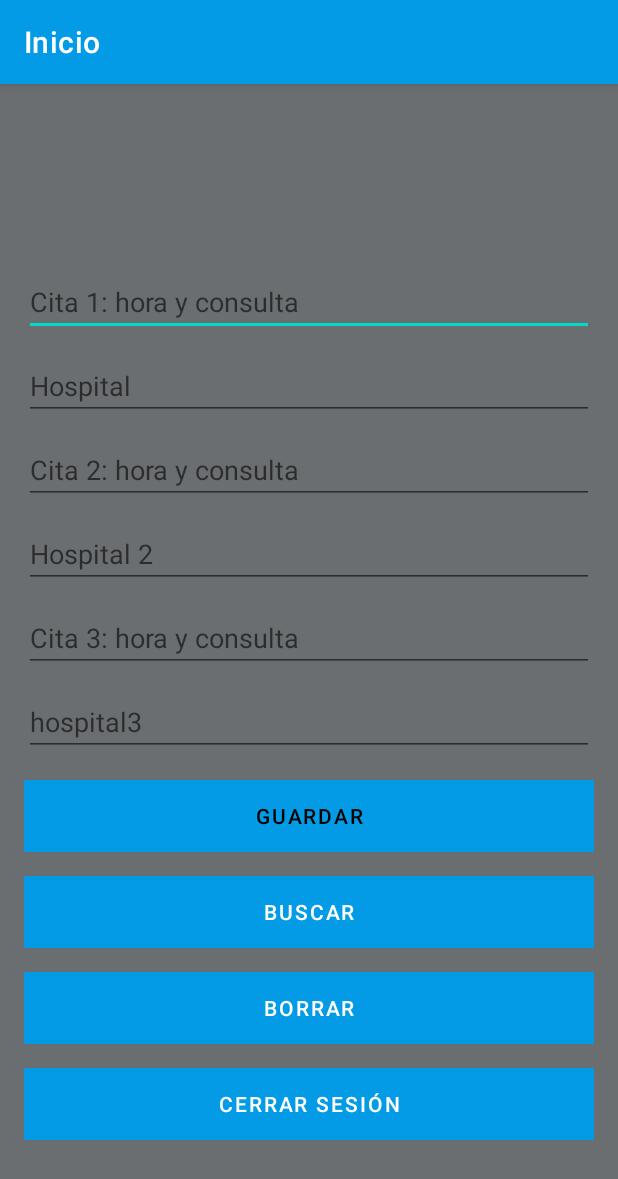
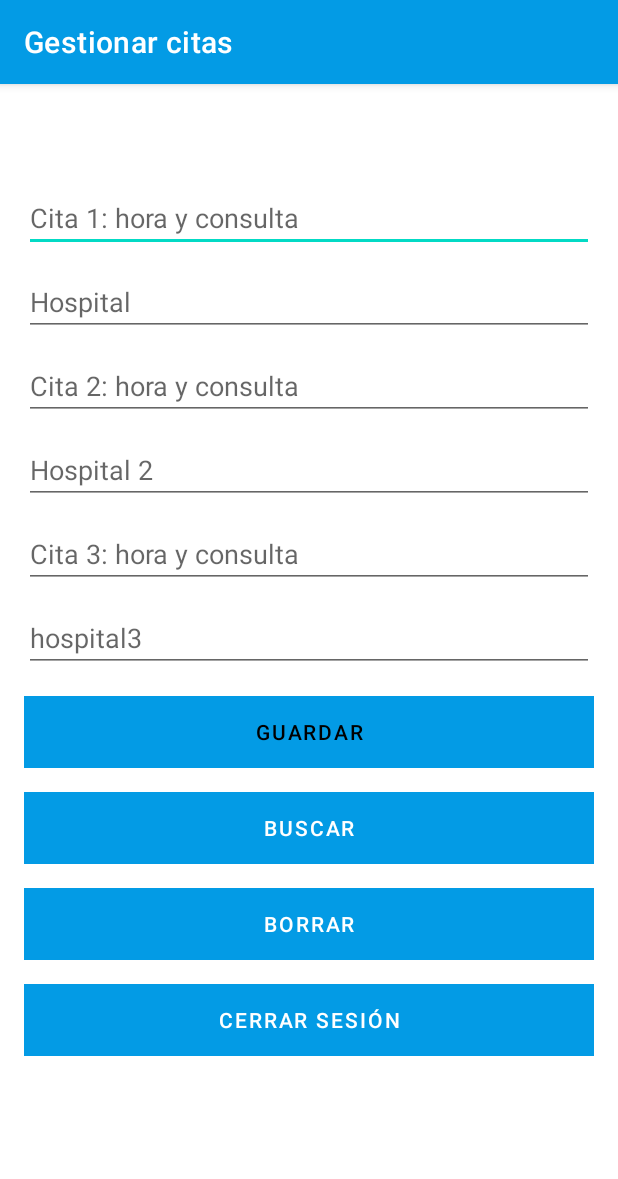
Before and after one commit to pasoxreferencia/login_firebase, an Android app: the HomeActivity screen opened directly, with no data from a screen before it, after a tap on "BUSCAR", on a phone screen of 412 x 824 dp. Shown: the top 1179 px of the screen. Run offline under Robolectric (Android 15) with nearby library versions, the phone set to English and light mode, and no system bars; our stand-ins replace Firebase (no records; nobody signed in at launch, a user with empty details on screens opened directly).

Commit message:
octavo commit

```diff
--- a/app/src/main/AndroidManifest.xml
+++ b/app/src/main/AndroidManifest.xml
@@ -9,8 +9,10 @@
         android:roundIcon="@mipmap/ic_launcher_round"
         android:supportsRtl="true"
         android:theme="@style/Theme.Login_Firebase">
-        <activity android:name="com.example.login_firebase.HomeActivity"></activity>
-        <activity android:name="com.example.login_firebase.AuthActivity">
+        <activity android:name=".MainActivity"></activity>
+        <activity android:name=".recyclerActivity" />
+        <activity android:name=".HomeActivity" />
+        <activity android:name=".AuthActivity">
             <intent-filter>
                 <action android:name="android.intent.action.MAIN" />
 
--- a/app/src/main/java/com/example/login_firebase/AuthActivity.kt
+++ b/app/src/main/java/com/example/login_firebase/AuthActivity.kt
@@ -20,7 +20,7 @@ class AuthActivity : AppCompatActivity() {
     }
 
     private fun setup() {
-        title = "Autenticación"
+        title = "SIGNUP OR LOGIN "
         binding.signUpButton.setOnClickListener {
             if (binding.emailEditText.text.isNotEmpty() && binding.passwordEditText.text.isNotEmpty()) {
 
--- a/app/src/main/java/com/example/login_firebase/HomeActivity.kt
+++ b/app/src/main/java/com/example/login_firebase/HomeActivity.kt
@@ -31,9 +31,9 @@ class HomeActivity : AppCompatActivity() {
 
     private fun setup(email: String, provider: String) {
 
-        title = "Inicio"
+        title = "Gestionar citas "
         binding.emailTextView.text = email
-        binding.providerTextView.text = provider
+        //binding.providerTextView.text = provider SE PUEDE QUITAR??
 
         binding.logOutButton.setOnClickListener {
             FirebaseAuth.getInstance().signOut()
@@ -42,22 +42,32 @@ class HomeActivity : AppCompatActivity() {
 
 
         binding.saveButton.setOnClickListener {
-            db.collection("users").document(email).set(hashMapOf("provider" to provider,
+            db.collection("users").document(email).set(
+                hashMapOf(
+                    "provider" to provider,
                     "cita" to binding.adressTextView.text.toString(),
-                    "hospital" to binding.phoneTextView.text.toString()))
+                    "hospital" to binding.phoneTextView.text.toString(),
+                    "cita2" to binding.date2TextView.text.toString(),
+                    "hospital2" to binding.hospital2TextView.text.toString(),
+                    "cita3" to binding.date3TextView.text.toString(),
+                    "hospital3" to binding.hospital3TextView.text.toString()
+                )
+            )
 
         }
         binding.getButton.setOnClickListener {
             db.collection("users").document(email).get().addOnSuccessListener {
-                binding.adressTextView.setText(it.get("adress") as String?)
-                binding.phoneTextView.setText(it.get("phone") as String?)
+                binding.adressTextView.setText(it.get("cita") as String?)
+                binding.phoneTextView.setText(it.get("hospital") as String?)
+                binding.date2TextView.setText(it.get("cita2") as String?)
+                binding.hospital2TextView.setText(it.get("hospital2") as String?)
+                binding.date3TextView.setText(it.get("cita3") as String?)
+                binding.hospital3TextView.setText(it.get("hospital3") as String?)
             }
 
         }
         binding.deleteButton.setOnClickListener {
             db.collection("users").document(email).delete()
-
         }
-
     }
 }
--- a/app/src/main/res/layout/activity_home.xml
+++ b/app/src/main/res/layout/activity_home.xml
@@ -1,11 +1,10 @@
 <?xml version="1.0" encoding="utf-8"?>
-<androidx.constraintlayout.widget.ConstraintLayout
-    xmlns:android="http://schemas.android.com/apk/res/android"
+<androidx.constraintlayout.widget.ConstraintLayout xmlns:android="http://schemas.android.com/apk/res/android"
     xmlns:app="http://schemas.android.com/apk/res-auto"
     xmlns:tools="http://schemas.android.com/tools"
     android:layout_width="match_parent"
     android:layout_height="match_parent"
-    android:background="#6B6E70"
+    android:background="#FFFFFF"
     tools:context=".HomeActivity">
 
     <androidx.constraintlayout.widget.ConstraintLayout
@@ -40,16 +39,6 @@
             android:layout_width="match_parent"
             android:layout_height="16dp" />
 
-        <TextView
-            android:id="@+id/providerTextView"
-            android:layout_width="match_parent"
-            android:layout_height="40dp"
-            android:text="@string/proveedor" />
-
-        <Space
-            android:layout_width="match_parent"
-            android:layout_height="16dp" />
-
         <EditText
             android:id="@+id/adressTextView"
             android:layout_width="match_parent"
@@ -73,7 +62,7 @@
             android:layout_weight="1" />
 
         <EditText
-            android:id="@+id/date1TextView"
+            android:id="@+id/date2TextView"
             android:layout_width="match_parent"
             android:layout_height="40dp"
             android:hint="Cita 2: hora y consulta" />
@@ -83,7 +72,7 @@
             android:layout_height="16dp" />
 
         <EditText
-            android:id="@+id/hospital1TextView"
+            android:id="@+id/hospital2TextView"
             android:layout_width="match_parent"
             android:layout_height="40dp"
             android:layout_weight="1"
@@ -93,6 +82,7 @@
             android:layout_width="match_parent"
             android:layout_height="16dp"
             android:layout_weight="1" />
+
         <EditText
             android:id="@+id/date3TextView"
             android:layout_width="match_parent"
```
